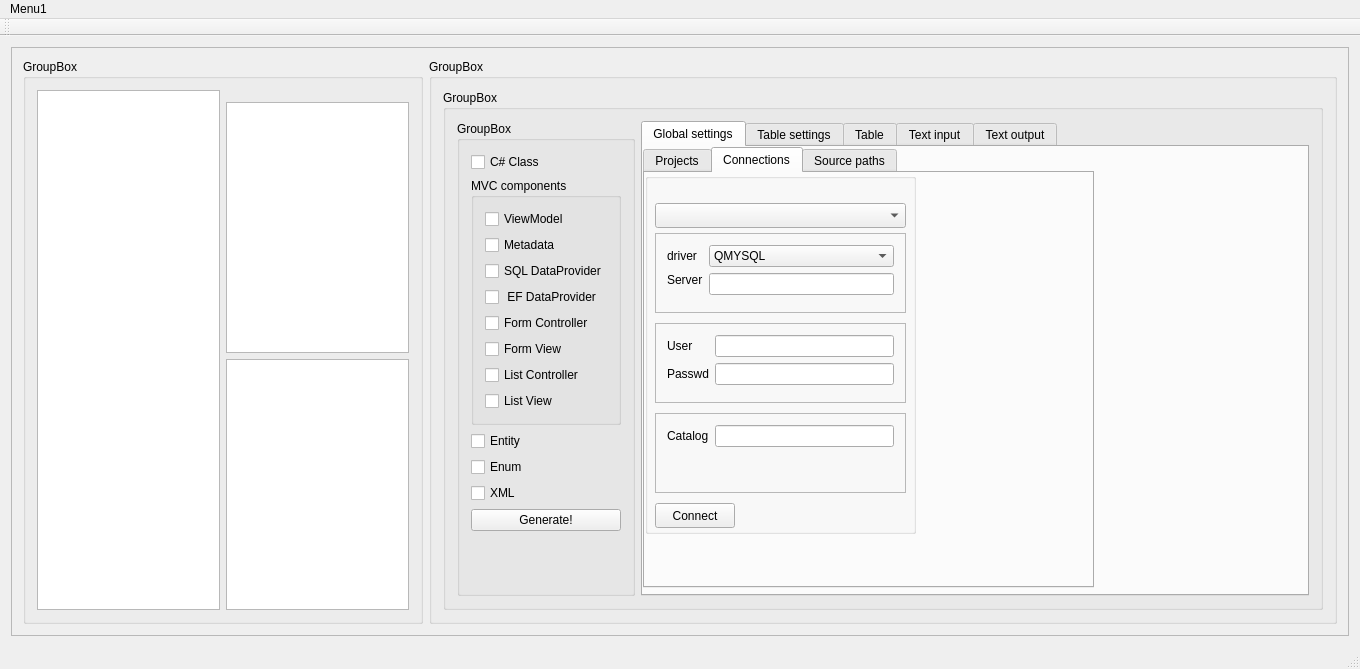
First picture: the form in retek2.ui, repository horvathzoltan/retek2, before the edit.
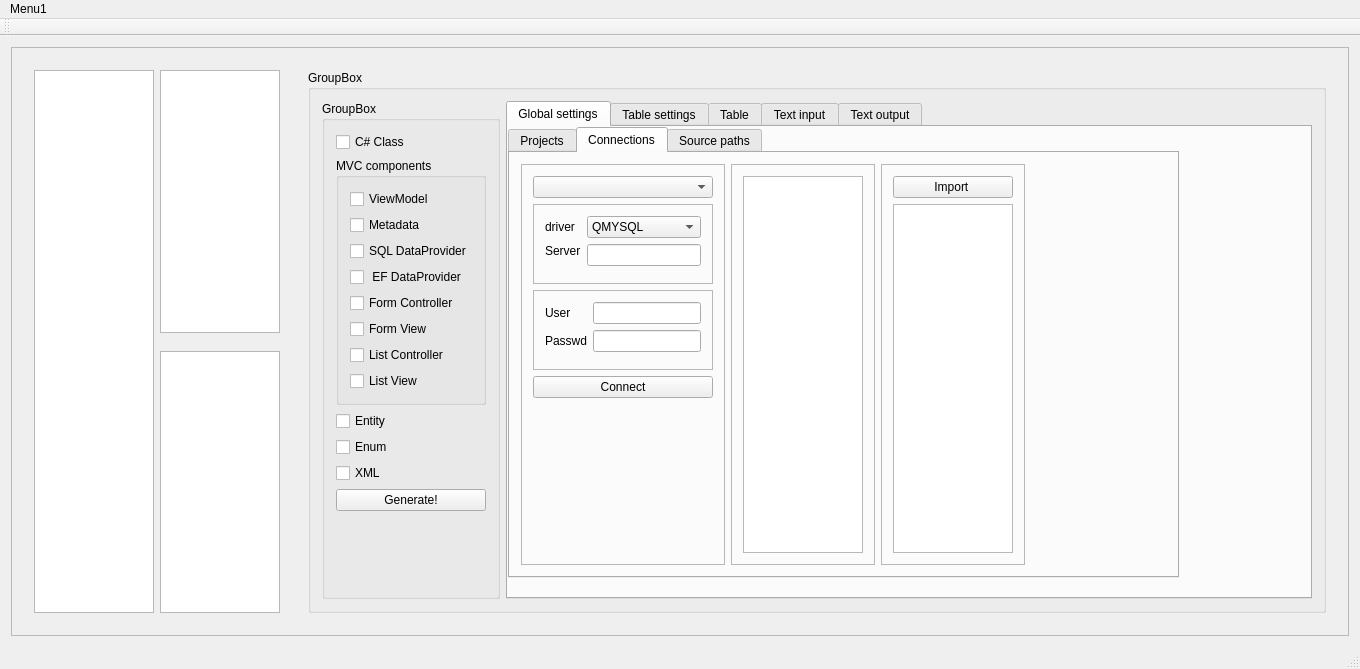
Second picture: the form after the edit. The open tabs and pages were chosen to show the change. Icons and pictures are not drawn.

Patch:
```diff
--- a/retek2.ui
+++ b/retek2.ui
@@ -40,35 +40,8 @@
         </rect>
        </property>
        <layout class="QGridLayout" name="gridLayout_2">
-        <item row="1" column="0">
-         <widget class="QGroupBox" name="groupBox">
-          <property name="maximumSize">
-           <size>
-            <width>400</width>
-            <height>16777215</height>
-           </size>
-          </property>
-          <property name="title">
-           <string>GroupBox</string>
-          </property>
-          <layout class="QGridLayout" name="gridLayout_3">
-           <item row="3" column="1">
-            <widget class="QListWidget" name="listWidget_3"/>
-           </item>
-           <item row="0" column="0" rowspan="4">
-            <widget class="QListWidget" name="listWidget_ztables"/>
-           </item>
-           <item row="2" column="1">
-            <widget class="QListWidget" name="listWidget_IdegenKulcs"/>
-           </item>
-          </layout>
-         </widget>
-        </item>
-        <item row="1" column="1">
-         <widget class="QGroupBox" name="groupBox_2">
-          <property name="title">
-           <string>GroupBox</string>
-          </property>
+        <item row="1" column="2">
+         <widget class="QFrame" name="frame_2">
           <layout class="QVBoxLayout" name="verticalLayout_2">
            <item>
             <widget class="QGroupBox" name="groupBox_4">
@@ -320,10 +293,16 @@
                    <rect>
                     <x>0</x>
                     <y>0</y>
-                    <width>451</width>
-                    <height>441</height>
+                    <width>671</width>
+                    <height>451</height>
                    </rect>
                   </property>
+                  <property name="sizePolicy">
+                   <sizepolicy hsizetype="Expanding" vsizetype="Expanding">
+                    <horstretch>0</horstretch>
+                    <verstretch>0</verstretch>
+                   </sizepolicy>
+                  </property>
                   <property name="currentIndex">
                    <number>0</number>
                   </property>
@@ -362,36 +341,32 @@
                    <attribute name="title">
                     <string>Connections</string>
                    </attribute>
-                   <widget class="QGroupBox" name="groupBox_3">
-                    <property name="geometry">
-                     <rect>
-                      <x>0</x>
-                      <y>0</y>
-                      <width>271</width>
-                      <height>361</height>
-                     </rect>
-                    </property>
-                    <property name="title">
-                     <string/>
-                    </property>
-                    <widget class="QComboBox" name="comboBox_connections">
-                     <property name="geometry">
-                      <rect>
-                       <x>10</x>
-                       <y>30</y>
-                       <width>251</width>
-                       <height>25</height>
-                      </rect>
-                     </property>
-                    </widget>
+                   <layout class="QHBoxLayout" name="horizontalLayout_4">
+                    <item>
+                     <widget class="QFrame" name="frame_6">
+                      <property name="sizePolicy">
+                       <sizepolicy hsizetype="Preferred" vsizetype="Preferred">
+                        <horstretch>0</horstretch>
+                        <verstretch>0</verstretch>
+                       </sizepolicy>
+                      </property>
+                      <property name="frameShape">
+                       <enum>QFrame::StyledPanel</enum>
+                      </property>
+                      <property name="frameShadow">
+                       <enum>QFrame::Raised</enum>
+                      </property>
+                      <layout class="QVBoxLayout" name="verticalLayout_7">
+                       <item>
+                        <widget class="QComboBox" name="comboBox_connections"/>
+                       </item>
+                       <item>
                     <widget class="QFrame" name="frame_3">
-                     <property name="geometry">
-                      <rect>
-                       <x>10</x>
-                       <y>60</y>
-                       <width>251</width>
-                       <height>80</height>
-                      </rect>
+                         <property name="sizePolicy">
+                          <sizepolicy hsizetype="Expanding" vsizetype="Maximum">
+                           <horstretch>0</horstretch>
+                           <verstretch>0</verstretch>
+                          </sizepolicy>
                      </property>
                      <property name="minimumSize">
                       <size>
@@ -408,6 +383,12 @@
                      <layout class="QFormLayout" name="formLayout_4">
                       <item row="0" column="1">
                        <widget class="QComboBox" name="comboBox">
+                            <property name="sizePolicy">
+                             <sizepolicy hsizetype="Expanding" vsizetype="Fixed">
+                              <horstretch>0</horstretch>
+                              <verstretch>0</verstretch>
+                             </sizepolicy>
+                            </property>
                         <item>
                          <property name="text">
                           <string>QMYSQL</string>
@@ -458,14 +439,14 @@
                       </item>
                      </layout>
                     </widget>
+                       </item>
+                       <item>
                     <widget class="QFrame" name="frame_2">
-                     <property name="geometry">
-                      <rect>
-                       <x>10</x>
-                       <y>150</y>
-                       <width>251</width>
-                       <height>80</height>
-                      </rect>
+                         <property name="sizePolicy">
+                          <sizepolicy hsizetype="Preferred" vsizetype="Maximum">
+                           <horstretch>0</horstretch>
+                           <verstretch>0</verstretch>
+                          </sizepolicy>
                      </property>
                      <property name="minimumSize">
                       <size>
@@ -516,67 +497,125 @@
                       </item>
                      </layout>
                     </widget>
-                    <widget class="QFrame" name="frame">
-                     <property name="geometry">
-                      <rect>
-                       <x>10</x>
-                       <y>240</y>
-                       <width>251</width>
-                       <height>80</height>
-                      </rect>
-                     </property>
-                     <property name="sizePolicy">
-                      <sizepolicy hsizetype="Preferred" vsizetype="Preferred">
-                       <horstretch>0</horstretch>
-                       <verstretch>0</verstretch>
-                      </sizepolicy>
-                     </property>
-                     <property name="minimumSize">
-                      <size>
-                       <width>0</width>
-                       <height>80</height>
-                      </size>
-                     </property>
-                     <property name="frameShape">
-                      <enum>QFrame::StyledPanel</enum>
-                     </property>
-                     <property name="frameShadow">
-                      <enum>QFrame::Raised</enum>
-                     </property>
-                     <layout class="QFormLayout" name="formLayout">
-                      <item row="1" column="1">
-                       <widget class="QLineEdit" name="lineEdit_Catalog">
-                        <property name="sizePolicy">
-                         <sizepolicy hsizetype="Preferred" vsizetype="Fixed">
-                          <horstretch>0</horstretch>
-                          <verstretch>0</verstretch>
-                         </sizepolicy>
-                        </property>
-                       </widget>
-                      </item>
-                      <item row="1" column="0">
-                       <widget class="QLabel" name="label">
-                        <property name="text">
-                         <string>Catalog</string>
-                        </property>
-                       </widget>
-                      </item>
-                     </layout>
-                    </widget>
+                       </item>
+                       <item>
                     <widget class="QPushButton" name="pushButton">
-                     <property name="geometry">
-                      <rect>
-                       <x>10</x>
-                       <y>330</y>
-                       <width>80</width>
-                       <height>25</height>
-                      </rect>
-                     </property>
                      <property name="text">
                       <string>Connect</string>
                      </property>
                     </widget>
-                   </widget>
+                       </item>
+                       <item>
+                        <spacer name="verticalSpacer_2">
+                         <property name="orientation">
+                          <enum>Qt::Vertical</enum>
+                         </property>
+                         <property name="sizeHint" stdset="0">
+                          <size>
+                           <width>20</width>
+                           <height>40</height>
+                          </size>
+                         </property>
+                        </spacer>
+                       </item>
+                      </layout>
+                     </widget>
+                    </item>
+                    <item>
+                     <widget class="QFrame" name="frame">
+                      <property name="sizePolicy">
+                       <sizepolicy hsizetype="Preferred" vsizetype="Preferred">
+                        <horstretch>0</horstretch>
+                        <verstretch>0</verstretch>
+                       </sizepolicy>
+                      </property>
+                      <property name="minimumSize">
+                       <size>
+                        <width>0</width>
+                        <height>80</height>
+                       </size>
+                      </property>
+                      <property name="frameShape">
+                       <enum>QFrame::StyledPanel</enum>
+                      </property>
+                      <property name="frameShadow">
+                       <enum>QFrame::Raised</enum>
+                      </property>
+                      <layout class="QVBoxLayout" name="verticalLayout_8">
+                       <item>
+                        <widget class="QListView" name="listView_catalogs">
+                         <property name="sizePolicy">
+                          <sizepolicy hsizetype="Fixed" vsizetype="Expanding">
+                           <horstretch>0</horstretch>
+                           <verstretch>0</verstretch>
+                          </sizepolicy>
+                         </property>
+                         <property name="maximumSize">
+                          <size>
+                           <width>120</width>
+                           <height>16777215</height>
+                          </size>
+                         </property>
+                        </widget>
+                       </item>
+                      </layout>
+                     </widget>
+                    </item>
+                    <item>
+                     <widget class="QFrame" name="frame_7">
+                      <property name="frameShape">
+                       <enum>QFrame::StyledPanel</enum>
+                      </property>
+                      <property name="frameShadow">
+                       <enum>QFrame::Raised</enum>
+                      </property>
+                      <layout class="QVBoxLayout" name="verticalLayout_6">
+                       <item>
+                        <widget class="QPushButton" name="pushButton_table_import">
+                         <property name="sizePolicy">
+                          <sizepolicy hsizetype="Preferred" vsizetype="Preferred">
+                           <horstretch>0</horstretch>
+                           <verstretch>0</verstretch>
+                          </sizepolicy>
+                         </property>
+                         <property name="text">
+                          <string>Import </string>
+                         </property>
+                        </widget>
+                       </item>
+                       <item>
+                        <widget class="QListView" name="listView_tables">
+                         <property name="sizePolicy">
+                          <sizepolicy hsizetype="Preferred" vsizetype="Expanding">
+                           <horstretch>0</horstretch>
+                           <verstretch>0</verstretch>
+                          </sizepolicy>
+                         </property>
+                         <property name="maximumSize">
+                          <size>
+                           <width>120</width>
+                           <height>16777215</height>
+                          </size>
+                         </property>
+                        </widget>
+                       </item>
+                      </layout>
+                     </widget>
+                    </item>
+                    <item>
+                     <spacer name="horizontalSpacer_3">
+                      <property name="orientation">
+                       <enum>Qt::Horizontal</enum>
+                      </property>
+                      <property name="sizeHint" stdset="0">
+                       <size>
+                        <width>40</width>
+                        <height>20</height>
+                       </size>
+                      </property>
+                     </spacer>
+                    </item>
+                   </layout>
                   </widget>
                   <widget class="QWidget" name="tab_7">
                    <attribute name="title">
@@ -864,6 +903,72 @@
           </layout>
          </widget>
         </item>
+        <item row="1" column="1">
+         <widget class="QFrame" name="frame">
+          <property name="sizePolicy">
+           <sizepolicy hsizetype="Maximum" vsizetype="Preferred">
+            <horstretch>0</horstretch>
+            <verstretch>0</verstretch>
+           </sizepolicy>
+          </property>
+          <property name="maximumSize">
+           <size>
+            <width>400</width>
+            <height>16777215</height>
+           </size>
+          </property>
+          <layout class="QGridLayout" name="gridLayout_3">
+           <item row="0" column="0" rowspan="4">
+            <widget class="QListWidget" name="listWidget_ztables">
+             <property name="minimumSize">
+              <size>
+               <width>120</width>
+               <height>0</height>
+              </size>
+             </property>
+             <property name="maximumSize">
+              <size>
+               <width>120</width>
+               <height>16777215</height>
+              </size>
+             </property>
+            </widget>
+           </item>
+           <item row="3" column="1">
+            <widget class="QListWidget" name="listWidget_3">
+             <property name="minimumSize">
+              <size>
+               <width>120</width>
+               <height>0</height>
+              </size>
+             </property>
+             <property name="maximumSize">
+              <size>
+               <width>120</width>
+               <height>16777215</height>
+              </size>
+             </property>
+            </widget>
+           </item>
+           <item row="0" column="1">
+            <widget class="QListWidget" name="listWidget_IdegenKulcs">
+             <property name="minimumSize">
+              <size>
+               <width>120</width>
+               <height>0</height>
+              </size>
+             </property>
+             <property name="maximumSize">
+              <size>
+               <width>120</width>
+               <height>16777215</height>
+              </size>
+             </property>
+            </widget>
+           </item>
+          </layout>
+         </widget>
+        </item>
        </layout>
       </widget>
      </widget>
```
Left out of the diff: 174 changed lines with no effect on the pictures. Lines whose indentation alone changed are shown as unchanged.
